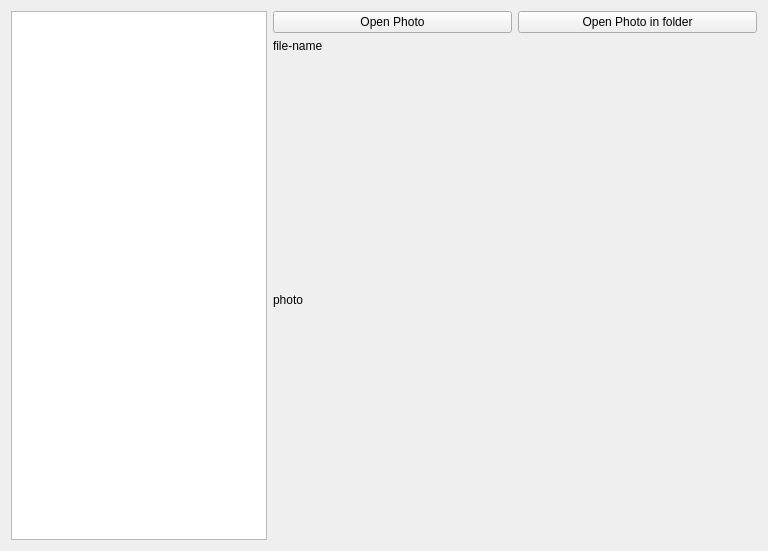
open-AIMS/reefscan_desktop_data_manager, file src/resources/marks.ui: the form before one commit.
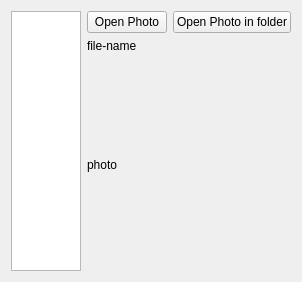
The form after the commit.

What changed in the file:
```diff
--- a/src/resources/marks.ui
+++ b/src/resources/marks.ui
@@ -6,8 +6,8 @@
    <rect>
     <x>0</x>
     <y>0</y>
-    <width>768</width>
-    <height>551</height>
+    <width>283</width>
+    <height>282</height>
    </rect>
   </property>
   <property name="windowTitle">
```
